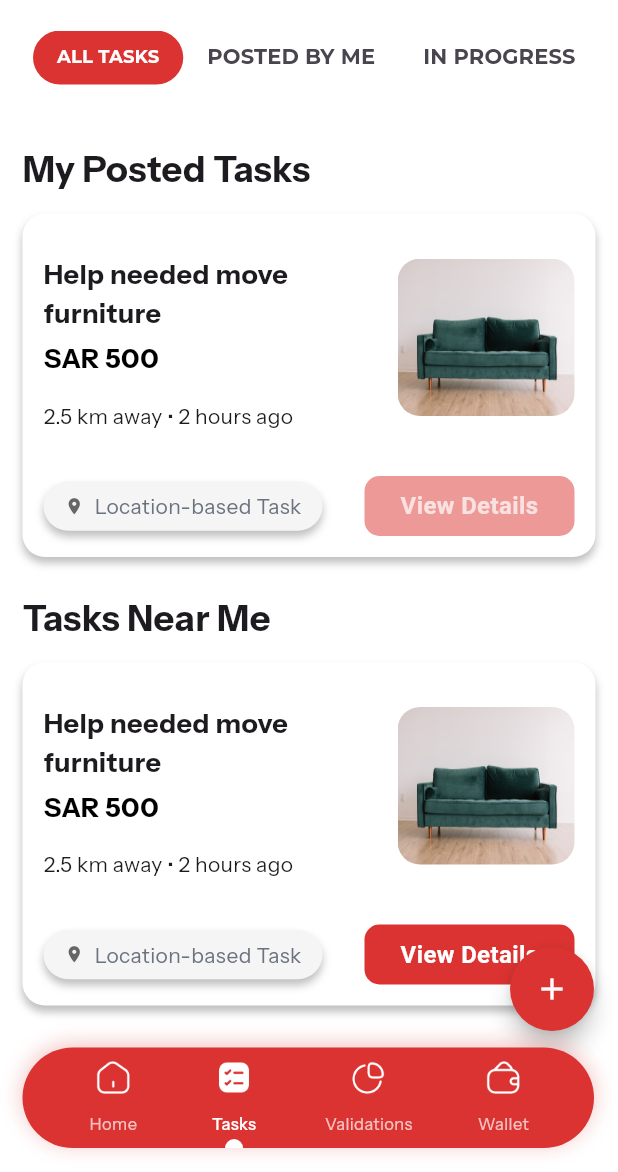
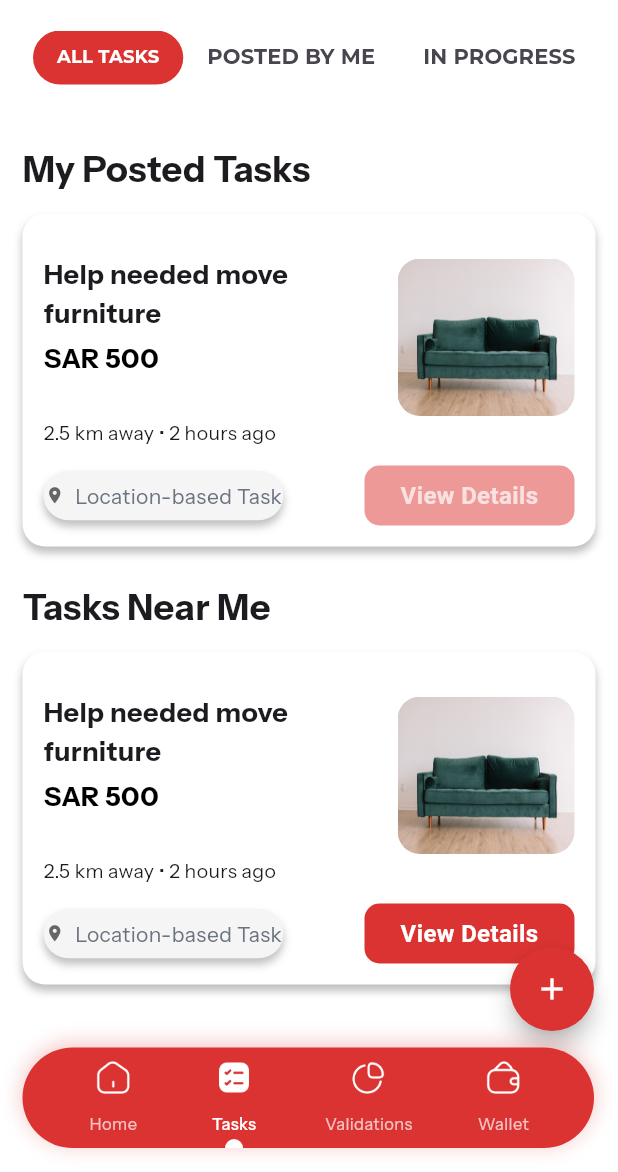
Before and after one commit to aroobaasif001/red_balloon_app, a Flutter app: the screen it shows after launch, item 2 of the bottom bar chosen, on a phone screen of 412 x 824 dp, the part 64-1236 px from its top. Run offline on Flutter 3.47's test engine with Material 3 defaults, Android fonts, the phone set to English and light mode, and no system bars; our stand-ins replace animate_do, cloud_firestore, file_picker, firebase_auth, firebase_core, get and 3 more; accounts and stored records are empty.

Commit message:
@ zernosh task screen

```diff
--- a/lib/custom_widgets/custom_my_task_card.dart
+++ b/lib/custom_widgets/custom_my_task_card.dart
@@ -96,7 +96,7 @@ class CustomMyTaskCard extends StatelessWidget {
                       color: blackColor,
                     ),
 
-                    const SizedBox(height: 18),
+                    const SizedBox(height: 30),
 
                     Row(
                       children: [
@@ -105,24 +105,27 @@ class CustomMyTaskCard extends StatelessWidget {
                           conColor: whiteColor,
                           borderRadius: BorderRadius.circular(15),
                           child: CustomText(
+                            height: 12,
                             distance,
-                            fontSize: 14,
+
+                            fontSize: 13,
                             fontWeight: FontVariant.regular,
                           ),
                         ),
+
                         CustomContainer(
                           // padding: const EdgeInsets.all(8.5),
                           conColor: whiteColor,
                           borderRadius: BorderRadius.circular(15),
                           child: CustomText(
+                            height: 12,
                             ' • ${postedTime}',
-                            fontSize: 14,
+                            fontSize: 13,
                             fontWeight: FontVariant.regular,
                           ),
                         ),
                       ],
                     ),
-                    const SizedBox(height: 18),
 
                     showType == false
                         ? CustomContainer(
@@ -189,7 +192,7 @@ class CustomMyTaskCard extends StatelessWidget {
                 showType == true
                     ? CustomContainer(
                         padding: const EdgeInsets.symmetric(
-                          horizontal: 14,
+                          horizontal: 1,
                           vertical: 8,
                         ),
 
--- a/lib/views/bottomNavi/screens/task/my_task/tabs/active_task_tab.dart
+++ b/lib/views/bottomNavi/screens/task/my_task/tabs/active_task_tab.dart
@@ -23,6 +23,7 @@ class ActiveTaskTab extends StatelessWidget {
             // ),
             // SizedBox(height: 30),
             Expanded(
+
               child: TabBarView(
                 controller: controller.tabController,
                 physics: const NeverScrollableScrollPhysics(),
--- a/lib/views/bottomNavi/screens/task/my_task/tabs/activity_task_tabs/activity_offline_task_tabs.dart
+++ b/lib/views/bottomNavi/screens/task/my_task/tabs/activity_task_tabs/activity_offline_task_tabs.dart
@@ -13,7 +13,7 @@ class ActivityOfflineTaskTabs extends StatelessWidget {
         children: [
           ListView.builder(
             physics: NeverScrollableScrollPhysics(),
-            padding: EdgeInsets.symmetric(horizontal: 15),
+            padding: EdgeInsets.symmetric(horizontal: 11),
             itemCount: 3,
             shrinkWrap: true,
             itemBuilder: (context, index) {
--- a/lib/views/bottomNavi/screens/task/my_task/tabs/all_task_tab.dart
+++ b/lib/views/bottomNavi/screens/task/my_task/tabs/all_task_tab.dart
@@ -54,7 +54,7 @@ class AllTaskTab extends StatelessWidget {
               Get.to(() => Cleanmysolarpanels());
             },
           ),
-          SizedBox(height: 30),
+          SizedBox(height: 140),
         ],
       ),
     );
--- a/lib/views/bottomNavi/screens/task/my_task/tabs/draft_tab.dart
+++ b/lib/views/bottomNavi/screens/task/my_task/tabs/draft_tab.dart
@@ -13,7 +13,7 @@ class DraftTab extends StatelessWidget {
         children: [
           ListView.builder(
             physics: NeverScrollableScrollPhysics(),
-            padding: EdgeInsets.symmetric(horizontal: 15),
+            padding: EdgeInsets.symmetric(horizontal: 12),
             itemCount: 1,
             shrinkWrap: true,
             itemBuilder: (context, index) {
```
